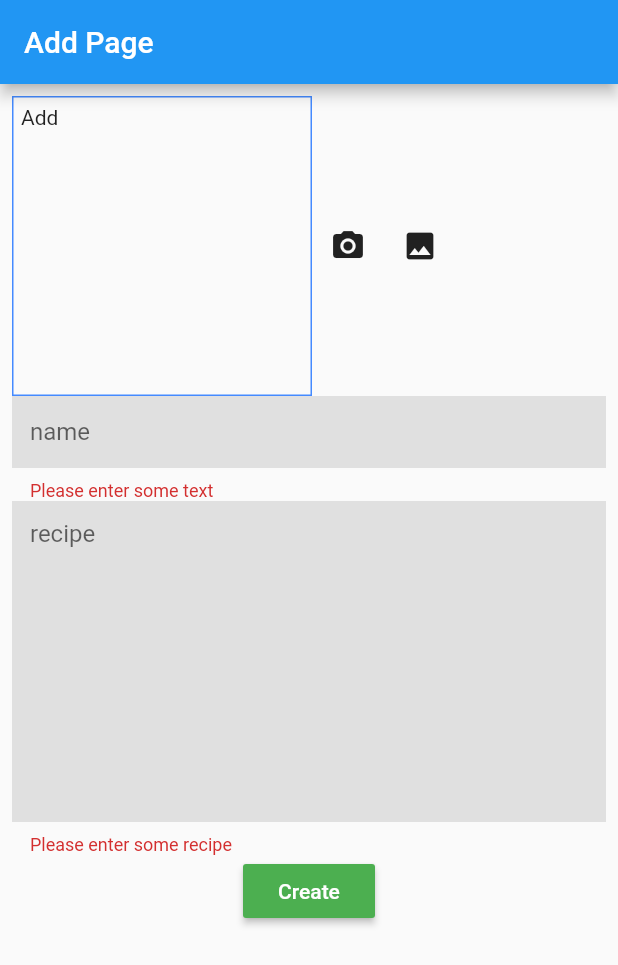
After one commit to esraaahmed6/Tamwink, a Flutter app: the MyAddPage screen opened directly, after a tap on "Create", on a phone screen of 412 x 824 dp. The commit adds this screen. Shown: the top 965 px of the screen. Run offline on Flutter 3.47's test engine with Material 2 defaults, Android fonts, the phone set to English and light mode, and no system bars; our stand-ins replace cached_network_image, cloud_firestore, convert, firebase_auth, firebase_database, firebase_storage and 7 more; missing offline and left inert: auto_direction, credit_card; accounts and stored records are empty; network calls fail.

Commit message:
mayar commit

```diff
--- /dev/null
+++ b/lib/addpage.dart
@@ -0,0 +1,184 @@
+import 'dart:io';
+import 'package:flutter/material.dart';
+import 'package:cloud_firestore/cloud_firestore.dart';
+import 'package:firebase_storage/firebase_storage.dart';
+import 'package:image_picker/image_picker.dart';
+import 'package:intl/intl.dart'; //formateo hora
+
+File image;
+String filename;
+
+void main() {
+  runApp(MaterialApp(
+    home: MyApp(),
+  ));
+}
+
+class MyApp extends StatelessWidget {
+  @override
+  Widget build(BuildContext context) {
+    return new MaterialApp(
+      title: 'Add Page',
+      theme: new ThemeData(
+        primarySwatch: Colors.red,
+      ),
+      home: new MyAddPage(),
+    );
+  }
+}
+
+class CommonThings {
+  static Size size;
+}
+
+class MyAddPage extends StatefulWidget {
+  @override
+  _MyAddPageState createState() => _MyAddPageState();
+}
+
+class _MyAddPageState extends State<MyAddPage> {
+  TextEditingController recipeInputController;
+  TextEditingController nameInputController;
+  TextEditingController imageInputController;
+
+  String id;
+  final db = Firestore.instance;
+  final _formKey = GlobalKey<FormState>();
+  String name;
+  String recipe;
+
+  pickerCam() async {
+    File img = await ImagePicker.pickImage(source: ImageSource.camera);
+    if (img != null) {
+      image = img;
+      setState(() {});
+    }
+  }
+
+  pickerGallery() async {
+    File img = await ImagePicker.pickImage(source: ImageSource.gallery);
+    if (img != null) {
+      image = img;
+      setState(() {});
+    }
+  }
+
+  Widget divider() {
+    return Padding(
+      padding: EdgeInsets.symmetric(vertical: 8.0, horizontal: 4.0),
+      child: Container(
+        width: 0.8,
+        color: Colors.black,
+      ),
+    );
+  }
+
+  void createData() async {
+    DateTime now = DateTime.now();
+    String nuevoformato = DateFormat('kk:mm:ss:MMMMd').format(now);
+    var fullImageName = 'nomfoto-$nuevoformato' + '.jpg';
+    var fullImageName2 = 'nomfoto-$nuevoformato' + '.jpg';
+
+    final StorageReference ref =
+    FirebaseStorage.instance.ref().child(fullImageName);
+    final StorageUploadTask task = ref.putFile(image);
+
+    var part1 =
+        //'https://firebasestorage.googleapis.com/v0/b/apprecetas-cfd25.appspot.com/o/';
+    'https://firebasestorage.googleapis.com/v0/b/tamwink-95ae5.appspot.com/o/';
+    var fullPathImage = part1 + fullImageName2;
+    print(fullPathImage);
+
+    if (_formKey.currentState.validate()) {
+      _formKey.currentState.save();
+      DocumentReference ref = await db.collection('colrecipes').add(
+          {'name': '$name', 'recipe': '$recipe', 'image': '$fullPathImage'});
+      setState(() => id = ref.documentID);
+      Navigator.of(context).pop(); //regrese a la pantalla anterior
+    }
+  }
+
+  @override
+  Widget build(BuildContext context) {
+    CommonThings.size = MediaQuery.of(context).size;
+
+    return Scaffold(
+      appBar: AppBar(
+        title: Text('Add Page'),
+      ),
+      body: ListView(
+        padding: EdgeInsets.all(8),
+        children: <Widget>[
+          Form(
+            key: _formKey,
+            child: Column(
+              children: <Widget>[
+                Row(
+                  children: <Widget>[
+                    new Container(
+                      height: 200.0,
+                      width: 200.0,
+                      decoration: new BoxDecoration(
+                        border: new Border.all(color: Colors.blueAccent),
+                      ),
+                      padding: new EdgeInsets.all(5.0),
+                      child: image == null ? Text('Add') : Image.file(image),
+                    ),
+                    Divider(),
+                    new IconButton(
+                        icon: new Icon(Icons.camera_alt), onPressed: pickerCam),
+                    Divider(),
+                    new IconButton(
+                        icon: new Icon(Icons.image), onPressed: pickerGallery),
+                  ],
+                ),
+                Container(
+                  child: TextFormField(
+                    decoration: InputDecoration(
+                      border: InputBorder.none,
+                      hintText: 'name',
+                      fillColor: Colors.grey[300],
+                      filled: true,
+                    ),
+                    validator: (value) {
+                      if (value.isEmpty) {
+                        return 'Please enter some text';
+                      }
+                    },
+                    onSaved: (value) => name = value,
+                  ),
+                ),
+                Container(
+                  child: TextFormField(
+                    maxLines: 10,
+                    decoration: InputDecoration(
+                      border: InputBorder.none,
+                      hintText: 'recipe',
+                      fillColor: Colors.grey[300],
+                      filled: true,
+                    ),
+                    validator: (value) {
+                      if (value.isEmpty) {
+                        return 'Please enter some recipe';
+                      }
+                    },
+                    onSaved: (value) => recipe = value,
+                  ),
+                )
+              ],
+            ),
+          ),
+          Row(
+            mainAxisAlignment: MainAxisAlignment.spaceEvenly,
+            children: <Widget>[
+              RaisedButton(
+                onPressed: createData,
+                child: Text('Create', style: TextStyle(color: Colors.white)),
+                color: Colors.green,
+              ),
+            ],)
+        ],
+      ),
+    );
+  }
+}
--- a/lib/admin/category_admin.dart
+++ b/lib/admin/category_admin.dart
@@ -12,7 +12,7 @@ class CategoryService{
     var id = Uuid();
     String categoryId = id.v1();
 
-    _firestore.collection(ref).document(categoryId).setData({'category': name});
+    _firestore.collection(ref).document(categoryId).setData({'category': name , 'id' : categoryId} );
   }
   Future <List<DocumentSnapshot>> getCategories() =>
       _firestore.collection(ref).getDocuments().then((snaps){
--- a/lib/main.dart
+++ b/lib/main.dart
@@ -1,10 +1,13 @@
 import 'package:flutter/material.dart';
 import 'package:auto_direction/auto_direction.dart';
+import 'package:tamwink/addpage.dart';
 import 'package:tamwink/auth/regiter_page.dart';
 import 'package:tamwink/auth/login_page.dart';
 import 'package:tamwink/auth/password_page.dart';
 import 'package:tamwink/customer/maincustomer.dart';
 import 'package:tamwink/admin/admin_home.dart';
+import 'package:tamwink/new/Home.dart';
+
 
 void main() => runApp(MyApp());
 
@@ -13,6 +16,7 @@ class MyApp extends StatelessWidget {
   @override
   Widget build(BuildContext context) {
     return MaterialApp(
+        // home: new HomePage(),
         home: new Admin(),
         //home: new LoginPage(),
         routes: <String , WidgetBuilder>{
--- a/pubspec.yaml
+++ b/pubspec.yaml
@@ -43,6 +43,7 @@ dependencies:
   progress_indicators: ^0.1.5
   cached_network_image: ^2.0.0
   flutter_typeahead: ^1.8.0
+  date_format: ^1.0.8
 
 dev_dependencies:
   flutter_test:
```
Also changed, not shown: lib/admin/add_product.dart (+13 -7 lines), lib/admin/admin_home.dart (+118 -2 lines), lib/admin/product.dart (+9 -8 lines), lib/new/Home.dart (added, +114 -0 lines), lib/new/Note.dart (added, +23 -0 lines), lib/new/Servicess.dart (added, +34 -0 lines), lib/new/add_categoryy.dart (added, +97 -0 lines), lib/new/notedetails.dart (added, +38 -0 lines), pubspec.lock, 1 other file.
